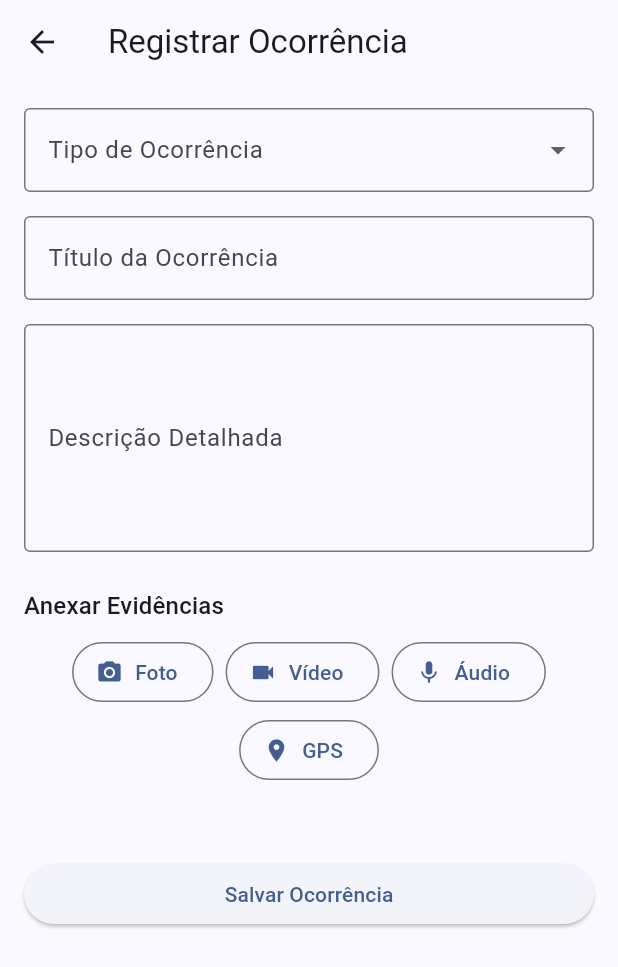
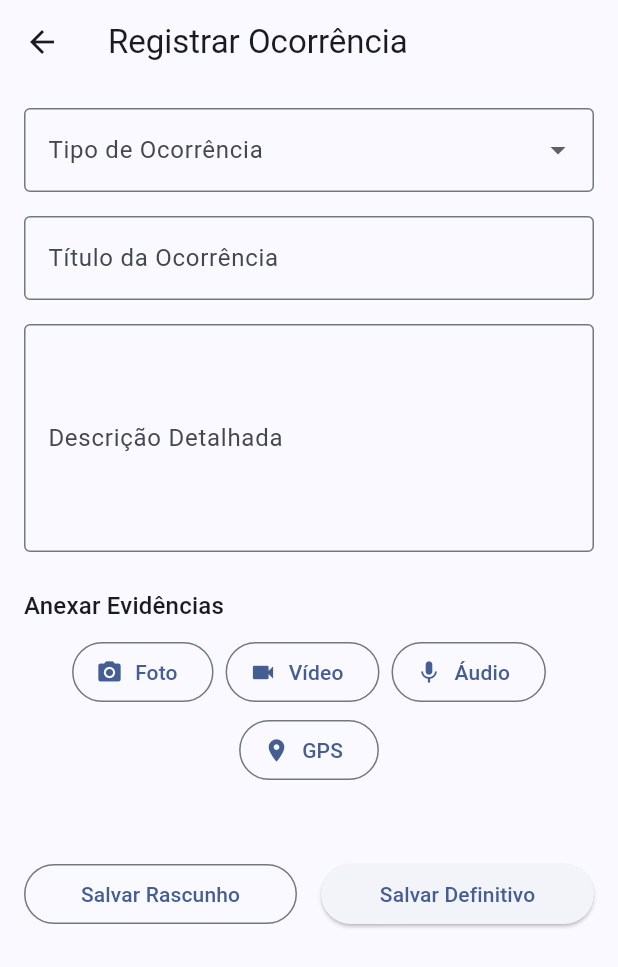
Before and after one commit to andlybras/orquestra_contratos_gestao_fiscalizacao, a Flutter app: the ContractDetailScreen screen opened directly with empty values, after a tap on the "add comment" icon, on a phone screen of 412 x 824 dp. Shown: the top 967 px of the screen. Run offline on Flutter 3.47's test engine with Material 3 defaults, Android fonts, the phone set to English and light mode, and no system bars; our stand-ins replace geolocator, image_picker, just_audio, pdf, printing, qr_flutter and 3 more; missing offline and left inert: record; accounts and stored records are empty.

Commit message:
feat: Implementa sistema de rascunho para ocorrências

```diff
--- a/lib/screens/add_occurrence_screen.dart
+++ b/lib/screens/add_occurrence_screen.dart
@@ -9,7 +9,10 @@ import 'package:record/record.dart';
 import 'package:path_provider/path_provider.dart';
 
 class AddOccurrenceScreen extends StatefulWidget {
-  const AddOccurrenceScreen({super.key});
+  // A tela agora pode receber uma ocorrência inicial para edição (se for um rascunho)
+  final Map<String, dynamic>? ocorrenciaInicial;
+
+  const AddOccurrenceScreen({super.key, this.ocorrenciaInicial});
 
   @override
   State<AddOccurrenceScreen> createState() => _AddOccurrenceScreenState();
@@ -20,7 +23,6 @@ class _AddOccurrenceScreenState extends State<AddOccurrenceScreen> {
   final _tituloController = TextEditingController();
   final _descricaoController = TextEditingController();
 
-  // Variáveis de estado para as mídias
   XFile? _foto;
   XFile? _video;
   Position? _posicaoGps;
@@ -28,16 +30,58 @@ class _AddOccurrenceScreenState extends State<AddOccurrenceScreen> {
   bool _isRecording = false;
   final _audioRecorder = AudioRecorder();
 
-  // Lista de tipos de ocorrência e variável para guardar a seleção
   final List<String> _tiposDeOcorrencia = [
-    'Vistoria/Acompanhamento',
-    'Recebimento Provisório',
-    'Recebimento Definitivo',
-    'Atesto de Nota Fiscal',
-    'Irregularidade/Pendência',
-    'Outros',
+    'Vistoria/Acompanhamento', 'Recebimento Provisório', 'Recebimento Definitivo',
+    'Atesto de Nota Fiscal', 'Irregularidade/Pendência', 'Outros',
   ];
   String? _tipoOcorrenciaSelecionado;
+
+  @override
+  void initState() {
+    super.initState();
+    // Se estamos editando um rascunho, preenchemos todos os campos com os dados existentes
+    if (widget.ocorrenciaInicial != null) {
+      _tituloController.text = widget.ocorrenciaInicial!['titulo'] ?? '';
+      _descricaoController.text = widget.ocorrenciaInicial!['descricao'] ?? '';
+      _tipoOcorrenciaSelecionado = widget.ocorrenciaInicial!['tipo'];
+      _foto = widget.ocorrenciaInicial!['foto_path'] != null ? XFile(widget.ocorrenciaInicial!['foto_path']) : null;
+      _video = widget.ocorrenciaInicial!['video_path'] != null ? XFile(widget.ocorrenciaInicial!['video_path']) : null;
+      _audioPath = widget.ocorrenciaInicial!['audio_path'];
+      // GPS e Data/Hora são sempre capturados no momento do salvamento, por isso não são preenchidos.
+    }
+  }
+
+  // Função para salvar e devolver os dados
+  void _salvarEVoltar(String status) {
+    if (_formKey.currentState!.validate()) {
+      final agora = DateTime.now();
+      final formatador = DateFormat('dd/MM/yyyy HH:mm:ss');
+      final dataFormatada = formatador.format(agora);
+
+      final dadosOcorrencia = {
+        'id': widget.ocorrenciaInicial?['id'], // Mantém o ID se estiver editando, será nulo se for novo
+        'status_ocorrencia': status, // 'Rascunho' ou 'Definitivo'
+        'tipo': _tipoOcorrenciaSelecionado,
+        'titulo': _tituloController.text,
+        'descricao': _descricaoController.text,
+        'data': dataFormatada,
+        'foto_path': _foto?.path,
+        'video_path': _video?.path,
+        'audio_path': _audioPath,
+        'latitude': _posicaoGps?.latitude,
+        'longitude': _posicaoGps?.longitude,
+      };
+      Navigator.pop(context, dadosOcorrencia);
+    }
+  }
+
+  @override
+  void dispose() {
+    _tituloController.dispose();
+    _descricaoController.dispose();
+    _audioRecorder.dispose();
+    super.dispose();
+  }
 
   Future<void> _tirarFoto() async {
     final ImagePicker picker = ImagePicker();
@@ -85,17 +129,9 @@ class _AddOccurrenceScreenState extends State<AddOccurrenceScreen> {
   }
 
   @override
-  void dispose() {
-    _tituloController.dispose();
-    _descricaoController.dispose();
-    _audioRecorder.dispose();
-    super.dispose();
-  }
-
-  @override
   Widget build(BuildContext context) {
     return Scaffold(
-      appBar: AppBar(title: const Text('Registrar Ocorrência')),
+      appBar: AppBar(title: Text(widget.ocorrenciaInicial == null ? 'Registrar Ocorrência' : 'Editar Rascunho')),
       body: Padding(
         padding: const EdgeInsets.all(16.0),
         child: Form(
@@ -105,22 +141,12 @@ class _AddOccurrenceScreenState extends State<AddOccurrenceScreen> {
               crossAxisAlignment: CrossAxisAlignment.stretch,
               children: [
                 DropdownButtonFormField<String>(
-                  decoration: const InputDecoration(
-                    labelText: 'Tipo de Ocorrência',
-                    border: OutlineInputBorder(),
-                  ),
-                  initialValue: _tipoOcorrenciaSelecionado,
+                  decoration: const InputDecoration(labelText: 'Tipo de Ocorrência', border: OutlineInputBorder()),
+                  value: _tipoOcorrenciaSelecionado,
                   items: _tiposDeOcorrencia.map((String tipo) {
-                    return DropdownMenuItem<String>(
-                      value: tipo,
-                      child: Text(tipo),
-                    );
+                    return DropdownMenuItem<String>(value: tipo, child: Text(tipo));
                   }).toList(),
-                  onChanged: (String? novoValor) {
-                    setState(() {
-                      _tipoOcorrenciaSelecionado = novoValor;
-                    });
-                  },
+                  onChanged: (String? novoValor) => setState(() => _tipoOcorrenciaSelecionado = novoValor),
                   validator: (value) => value == null ? 'Por favor, selecione um tipo' : null,
                 ),
                 const SizedBox(height: 16),
@@ -158,28 +184,23 @@ class _AddOccurrenceScreenState extends State<AddOccurrenceScreen> {
                 if (_audioPath != null) ListTile(leading: Icon(Icons.check_circle, color: Colors.green), title: Text('Áudio anexado')),
                 if (_posicaoGps != null) ListTile(leading: Icon(Icons.check_circle, color: Colors.green), title: Text('GPS capturado')),
                 const SizedBox(height: 32),
-                ElevatedButton(
-                  onPressed: () {
-                    if (_formKey.currentState!.validate()) {
-                      final agora = DateTime.now();
-                      final formatador = DateFormat('dd/MM/yyyy HH:mm:ss');
-                      final dataFormatada = formatador.format(agora);
-                      final novaOcorrencia = {
-                        'tipo': _tipoOcorrenciaSelecionado,
-                        'titulo': _tituloController.text,
-                        'descricao': _descricaoController.text,
-                        'data': dataFormatada,
-                        'foto_path': _foto?.path,
-                        'video_path': _video?.path,
-                        'audio_path': _audioPath,
-                        'latitude': _posicaoGps?.latitude,
-                        'longitude': _posicaoGps?.longitude,
-                      };
-                      Navigator.pop(context, novaOcorrencia);
-                    }
-                  },
-                  child: const Text('Salvar Ocorrência'),
-                )
+                Row(
+                  children: [
+                    Expanded(
+                      child: OutlinedButton(
+                        onPressed: () => _salvarEVoltar('Rascunho'),
+                        child: const Text('Salvar Rascunho'),
+                      ),
+                    ),
+                    const SizedBox(width: 16),
+                    Expanded(
+                      child: ElevatedButton(
+                        onPressed: () => _salvarEVoltar('Definitivo'),
+                        child: const Text('Salvar Definitivo'),
+                      ),
+                    ),
+                  ],
+                ),
               ],
             ),
           ),
--- a/lib/screens/contract_detail_screen.dart
+++ b/lib/screens/contract_detail_screen.dart
@@ -9,11 +9,7 @@ class ContractDetailScreen extends StatefulWidget {
   final Map<String, dynamic> contrato;
   final Function(List<dynamic>) onUpdate;
 
-  const ContractDetailScreen({
-    super.key,
-    required this.contrato,
-    required this.onUpdate,
-  });
+  const ContractDetailScreen({super.key, required this.contrato, required this.onUpdate});
 
   @override
   State<ContractDetailScreen> createState() => _ContractDetailScreenState();
@@ -29,20 +25,37 @@ class _ContractDetailScreenState extends State<ContractDetailScreen> {
     _ocorrencias = List.from(widget.contrato['ocorrencias'] ?? []);
   }
 
+  void _navegarParaAdicionarEditarOcorrencia({Map<String, dynamic>? ocorrencia, int? index}) async {
+    final dadosRetornados = await Navigator.push(
+      context,
+      MaterialPageRoute(builder: (context) => AddOccurrenceScreen(ocorrenciaInicial: ocorrencia)),
+    );
+
+    if (dadosRetornados != null) {
+      setState(() {
+        if (index != null) {
+          // Editando um rascunho existente
+          _ocorrencias[index] = dadosRetornados;
+        } else {
+          // Adicionando uma nova ocorrência
+          int proximoId = widget.contrato['proximoIdOcorrencia'] ?? 1;
+          dadosRetornados['id'] = proximoId;
+          _ocorrencias.add(dadosRetornados);
+          widget.contrato['proximoIdOcorrencia'] = proximoId + 1;
+        }
+        widget.onUpdate(_ocorrencias);
+      });
+    }
+  }
+
   Icon _getIconForOccurrenceType(String? tipo) {
     switch (tipo) {
-      case 'Vistoria/Acompanhamento':
-        return const Icon(Icons.visibility);
-      case 'Recebimento Provisório':
-        return const Icon(Icons.inventory_2_outlined);
-      case 'Recebimento Definitivo':
-        return const Icon(Icons.inventory);
-      case 'Atesto de Nota Fiscal':
-        return const Icon(Icons.receipt_long);
-      case 'Irregularidade/Pendência':
-        return const Icon(Icons.warning, color: Colors.orange);
-      default:
-        return const Icon(Icons.comment);
+      case 'Vistoria/Acompanhamento': return const Icon(Icons.visibility);
+      case 'Recebimento Provisório': return const Icon(Icons.inventory_2_outlined);
+      case 'Recebimento Definitivo': return const Icon(Icons.inventory);
+      case 'Atesto de Nota Fiscal': return const Icon(Icons.receipt_long);
+      case 'Irregularidade/Pendência': return const Icon(Icons.warning, color: Colors.orange);
+      default: return const Icon(Icons.comment);
     }
   }
 
@@ -93,43 +106,41 @@ class _ContractDetailScreenState extends State<ContractDetailScreen> {
           const Text('Responsáveis', style: TextStyle(fontSize: 18, fontWeight: FontWeight.bold)),
           const Divider(),
           const Text('Gestores:', style: TextStyle(fontWeight: FontWeight.bold)),
-          ...gestores.map((gestor) => Card(
-            child: ListTile(
-              title: Text(gestor['nome'] ?? 'Nome não informado'),
-              subtitle: Text('CPF: ${gestor['cpf'] ?? ''} | Portaria: ${gestor['portaria'] ?? ''}'),
-            ),
-          )).toList(),
+          ...gestores.map((gestor) => Card(child: ListTile(title: Text(gestor['nome'] ?? ''), subtitle: Text('CPF: ${gestor['cpf'] ?? ''} | Portaria: ${gestor['portaria'] ?? ''}')))).toList(),
           const SizedBox(height: 16),
           const Text('Fiscais:', style: TextStyle(fontWeight: FontWeight.bold)),
-          ...fiscais.map((fiscal) => Card(
-            child: ListTile(
-              title: Text(fiscal['nome'] ?? 'Nome não informado'),
-              subtitle: Text('CPF: ${fiscal['cpf'] ?? ''} | Portaria: ${fiscal['portaria'] ?? ''}'),
-            ),
-          )).toList(),
+          ...fiscais.map((fiscal) => Card(child: ListTile(title: Text(fiscal['nome'] ?? ''), subtitle: Text('CPF: ${fiscal['cpf'] ?? ''} | Portaria: ${fiscal['portaria'] ?? ''}')))).toList(),
           const Divider(height: 40, thickness: 2),
           const Text('Ocorrências Registradas', style: TextStyle(fontWeight: FontWeight.bold, fontSize: 20)),
           const SizedBox(height: 16),
           _ocorrencias.isEmpty
-              ? const Padding(
-                  padding: EdgeInsets.symmetric(vertical: 16.0),
-                  child: Text('Nenhuma ocorrência registrada para este contrato.'),
-                )
+              ? const Padding(padding: EdgeInsets.symmetric(vertical: 16.0), child: Text('Nenhuma ocorrência registrada para este contrato.'))
               : Column(
-                  children: _ocorrencias.map((ocorrencia) {
+                  children: _ocorrencias.asMap().entries.map((entry) {
+                    int index = entry.key;
+                    Map<String, dynamic> ocorrencia = entry.value;
+                    bool ehRascunho = ocorrencia['status_ocorrencia'] == 'Rascunho';
+
                     return Card(
+                      color: ehRascunho ? Colors.yellow[100] : null,
                       child: ListTile(
                         leading: _getIconForOccurrenceType(ocorrencia['tipo']),
                         title: Text('Ocorrência #${ocorrencia['id'] ?? ''}: ${ocorrencia['titulo']!}'),
-                        subtitle: Text(ocorrencia['tipo'] ?? 'Ocorrência'),
-                        trailing: const Icon(Icons.arrow_right),
+                        subtitle: Text(ehRascunho ? 'RASCUNHO - ${ocorrencia['tipo']}' : ocorrencia['tipo'] ?? 'Ocorrência', style: TextStyle(fontWeight: ehRascunho ? FontWeight.bold : FontWeight.normal)),
+                        trailing: ehRascunho
+                            ? IconButton(icon: const Icon(Icons.delete, color: Colors.red), onPressed: () {
+                                setState(() {
+                                  _ocorrencias.removeAt(index);
+                                  widget.onUpdate(_ocorrencias);
+                                });
+                              })
+                            : const Icon(Icons.lock_outline, color: Colors.grey),
                         onTap: () {
-                          Navigator.push(
-                            context,
-                            MaterialPageRoute(
-                              builder: (context) => OccurrenceDetailScreen(ocorrencia: ocorrencia),
-                            ),
-                          );
+                          if (ehRascunho) {
+                            _navegarParaAdicionarEditarOcorrencia(ocorrencia: ocorrencia, index: index);
+                          } else {
+                            Navigator.push(context, MaterialPageRoute(builder: (context) => OccurrenceDetailScreen(ocorrencia: ocorrencia)));
+                          }
                         },
                       ),
                     );
@@ -138,21 +149,7 @@ class _ContractDetailScreenState extends State<ContractDetailScreen> {
         ],
       ),
       floatingActionButton: FloatingActionButton(
-        onPressed: () async {
-          final novaOcorrenciaSemId = await Navigator.push(
-            context,
-            MaterialPageRoute(builder: (context) => const AddOccurrenceScreen()),
-          );
-          if (novaOcorrenciaSemId != null) {
-            setState(() {
-              int proximoId = widget.contrato['proximoIdOcorrencia'] ?? 1;
-              novaOcorrenciaSemId['id'] = proximoId;
-              _ocorrencias.add(novaOcorrenciaSemId);
-              widget.contrato['proximoIdOcorrencia'] = proximoId + 1;
-              widget.onUpdate(_ocorrencias);
-            });
-          }
-        },
+        onPressed: () => _navegarParaAdicionarEditarOcorrencia(),
         child: const Icon(Icons.add_comment),
       ),
     );
```
Also changed, not shown: lib/services/report_service.dart (+15 -6 lines).
